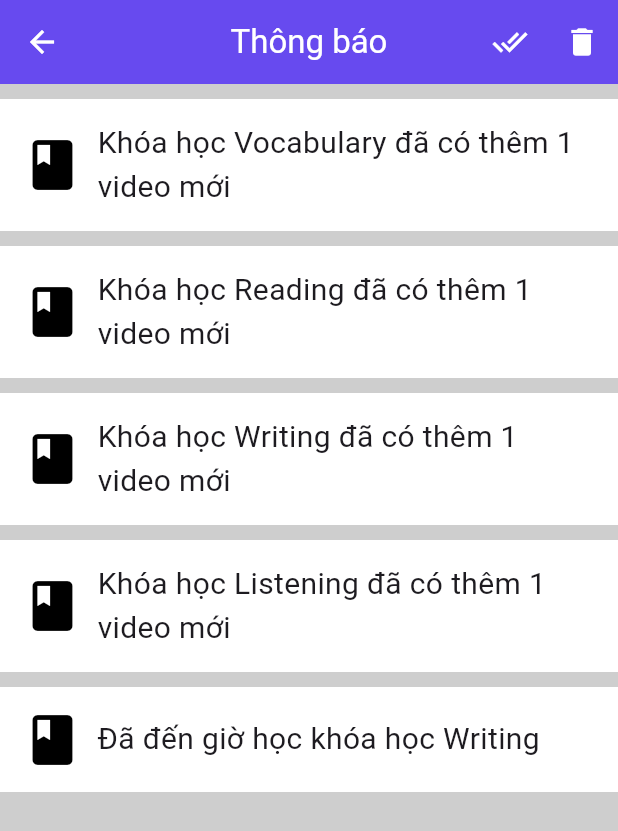
After one commit to KhanhChinh12/LTMOBILE_EnglishApp, a Flutter app: the NotificationScreen screen opened directly, on a phone screen of 412 x 824 dp. The commit adds this screen. Shown: the top 831 px of the screen. Run offline on Flutter 3.47's test engine with Material 3 defaults, Android fonts, the phone set to English and light mode, and no system bars; our stand-ins replace audioplayers, cloud_firestore, equatable, firebase_auth, firebase_core, flip_card; missing offline and left inert: flutter_webview_plugin, news_api_flutter_package; accounts and stored records are empty.

Commit message:
Thêm giao diện thông báo Chỉnh sửa phần đăng ký

```diff
--- a/lib/screens/home_screen.dart
+++ b/lib/screens/home_screen.dart
@@ -1,6 +1,8 @@
 import 'package:flutter/material.dart';
 import 'package:learning_english/components/drawer.dart';
 import 'package:learning_english/screens/course_screen.dart';
+
+import 'notification_screen.dart';
 
 class HomePage extends StatefulWidget {
   @override
@@ -41,10 +43,10 @@ class _HomePageState extends State<HomePage> {
           actions: [
             IconButton(
               onPressed: () {
-                /* Navigator.push(
+                Navigator.push(
                   context,
                   MaterialPageRoute(builder: (context) => NotificationScreen()),
-                ); */
+                );
               },
               icon: Icon(Icons.notifications, color: Colors.white),
             ),
--- /dev/null
+++ b/lib/screens/notification_screen.dart
@@ -0,0 +1,174 @@
+import 'package:flutter/material.dart';
+
+class NotificationScreen extends StatefulWidget {
+  @override
+  State<NotificationScreen> createState() => _NotificationScreenState();
+}
+
+class _NotificationScreenState extends State<NotificationScreen> {
+  @override
+  Widget build(BuildContext context){
+    return Scaffold(
+      appBar: AppBar(
+        foregroundColor: Colors.white,
+        backgroundColor: Color(0xFF674AEF),
+        elevation: 0,
+        centerTitle: true,
+        title: Text(
+          "Thông báo",
+        ),
+        actions: [
+          IconButton(
+            onPressed: () {
+
+            },
+            icon: Icon(Icons.done_all, color: Colors.white),
+          ),
+          IconButton(
+            onPressed: () {
+
+            },
+            icon: Icon(Icons.delete, color: Colors.white),
+          ),
+        ],
+      ),
+
+      body: Container(
+        color: Colors.grey.withOpacity(0.5),
+        child: Column(
+          children: [
+            SizedBox(height: 10),
+            Container(
+              color: Colors.white,
+              child: Padding(
+                padding: const EdgeInsets.only(top: 15, left: 15, right: 15, bottom: 15),
+                child: Row(
+                  children: [
+                    Icon(
+                      Icons.book,
+                      color: Colors.black,
+                      size: 40,
+                    ),
+                    SizedBox(width: 10),
+                    Flexible(
+                      child: Text(
+                        "Khóa học Vocabulary đã có thêm 1 video mới",
+                        style: TextStyle(
+                          fontSize: 20,
+                        ),
+                      ),
+                    ),
+                  ],
+                ),
+              ),
+            ),
+
+            SizedBox(height: 10),
+            Container(
+              color: Colors.white,
+              child: Padding(
+                padding: const EdgeInsets.only(top: 15, left: 15, right: 15, bottom: 15),
+                child: Row(
+                  children: [
+                    Icon(
+                      Icons.book,
+                      color: Colors.black,
+                      size: 40,
+                    ),
+                    SizedBox(width: 10),
+                    Flexible(
+                      child: Text(
+                        "Khóa học Reading đã có thêm 1 video mới",
+                        style: TextStyle(
+                          fontSize: 20,
+                        ),
+                      ),
+                    ),
+                  ],
+                ),
+              ),
+            ),
+
+            SizedBox(height: 10),
+            Container(
+              color: Colors.white,
+              child: Padding(
+                padding: const EdgeInsets.only(top: 15, left: 15, right: 15, bottom: 15),
+                child: Row(
+                  children: [
+                    Icon(
+                      Icons.book,
+                      color: Colors.black,
+                      size: 40,
+                    ),
+                    SizedBox(width: 10),
+                    Flexible(
+                      child: Text(
+                        "Khóa học Writing đã có thêm 1 video mới",
+                        style: TextStyle(
+                          fontSize: 20,
+                        ),
+                      ),
+                    ),
+                  ],
+                ),
+              ),
+            ),
+
+            SizedBox(height: 10),
+            Container(
+              color: Colors.white,
+              child: Padding(
+                padding: const EdgeInsets.only(top: 15, left: 15, right: 15, bottom: 15),
+                child: Row(
+                  children: [
+                    Icon(
+                      Icons.book,
+                      color: Colors.black,
+                      size: 40,
+                    ),
+                    SizedBox(width: 10),
+                    Flexible(
+                      child: Text(
+                        "Khóa học Listening đã có thêm 1 video mới",
+                        style: TextStyle(
+                          fontSize: 20,
+                        ),
+                      ),
+                    ),
+                  ],
+                ),
+              ),
+            ),
+
+            SizedBox(height: 10),
+            Container(
+              color: Colors.white,
+              child: Padding(
+                padding: const EdgeInsets.only(top: 15, left: 15, right: 15, bottom: 15),
+                child: Row(
+                  children: [
+                    Icon(
+                      Icons.book,
+                      color: Colors.black,
+                      size: 40,
+                    ),
+                    SizedBox(width: 10),
+                    Flexible(
+                      child: Text(
+                        "Đã đến giờ học khóa học Writing",
+                        style: TextStyle(
+                          fontSize: 20,
+                        ),
+                      ),
+                    ),
+                  ],
+                ),
+              ),
+            ),
+          ],
+        ),
+      ),
+    );
+  }
+}
--- a/lib/screens/signup_screen.dart
+++ b/lib/screens/signup_screen.dart
@@ -1,9 +1,7 @@
+import 'package:cloud_firestore/cloud_firestore.dart';
 import 'package:firebase_auth/firebase_auth.dart';
 import 'package:flutter/material.dart';
-import 'package:learning_english/screens/home_screen.dart';
 import 'package:learning_english/screens/my_screen.dart';
-import 'package:learning_english/screens/signin_screen.dart';
-import 'package:learning_english/utils/color_utils.dart';
 
 class SignUpScreen extends StatefulWidget {
   const SignUpScreen({super.key});
@@ -30,14 +28,28 @@ class _SignUpScreenState extends State<SignUpScreen> {
   String _passwordagain = "";
   String _phone = "";
 
+  Future addUserDetails(String email, String name, String phone) async{
+    await FirebaseFirestore.instance.collection('users').add({
+      'email' : email,
+      'name' : name,
+      'sdt' : phone,
+    });
+  }
+
   void _handleSignUp() async{
+    if (passwordConfirmed()) {
       try {
+        //print("User Registered: ${userCredential.user!.email}");
         UserCredential userCredential =
         await _auth.createUserWithEmailAndPassword(
-            email: _email,
-            password: _password,
+          email: _email,
+          password: _password,
         );
-        //print("User Registered: ${userCredential.user!.email}");
+        addUserDetails(
+          _email,
+          _username,
+          _phone,
+        );
         ScaffoldMessenger.of(context).showSnackBar(SnackBar(
             backgroundColor: Colors.blue,
             content: Center(
@@ -49,15 +61,16 @@ class _SignUpScreenState extends State<SignUpScreen> {
               ),
             ))
         );
-        Navigator.push(context, MaterialPageRoute(builder: (context) => MyScreen()));
-        //_emailTextController.clear();
-        //_passwordTextController.clear();
-        //_userNameTextController.clear();
-        //_phoneTextController.clear();
-        //_passwordagainTextController.clear();
-      }on FirebaseAuthException catch (e) {
+        Navigator.push(
+            context, MaterialPageRoute(builder: (context) => MyScreen()));
+        _emailTextController.clear();
+        _passwordTextController.clear();
+        _userNameTextController.clear();
+        _phoneTextController.clear();
+        _passwordagainTextController.clear();
+      } on FirebaseAuthException catch (e) {
         //print("Lỗi đăng ký: $e");
-        if(e.code == 'weak-password'){
+        if (e.code == 'weak-password') {
           ScaffoldMessenger.of(context).showSnackBar(SnackBar(
               backgroundColor: Colors.red,
               content: Center(
@@ -69,7 +82,7 @@ class _SignUpScreenState extends State<SignUpScreen> {
                 ),
               ))
           );
-        }else if(e.code=="email-already-in-use"){
+        } else if (e.code == "email-already-in-use") {
           ScaffoldMessenger.of(context).showSnackBar(SnackBar(
               backgroundColor: Colors.red,
               content: Center(
@@ -83,6 +96,27 @@ class _SignUpScreenState extends State<SignUpScreen> {
           );
         }
       }
+    } else {
+      ScaffoldMessenger.of(context).showSnackBar(SnackBar(
+          backgroundColor: Colors.red,
+          content: Center(
+            child: Text(
+              "Mật khẩu chưa khớp",
+              style: TextStyle(
+                fontSize: 18,
+              ),
+            ),
+          ))
+      );
+    }
+  }
+
+  bool passwordConfirmed(){
+    if(_passwordTextController.text.trim() == _passwordagainTextController.text.trim()){
+      return true;
+    } else{
+      return false;
+    }
   }
   @override
 
--- a/pubspec.yaml
+++ b/pubspec.yaml
@@ -44,6 +44,7 @@ dependencies:
   flutter_webview_plugin: ^0.4.0
   audioplayers: ^0.20.1
   http:
+  cloud_firestore: ^4.15.8
 
 flutter_native_splash:
   android: true
```
Also changed, not shown: pubspec.lock.
